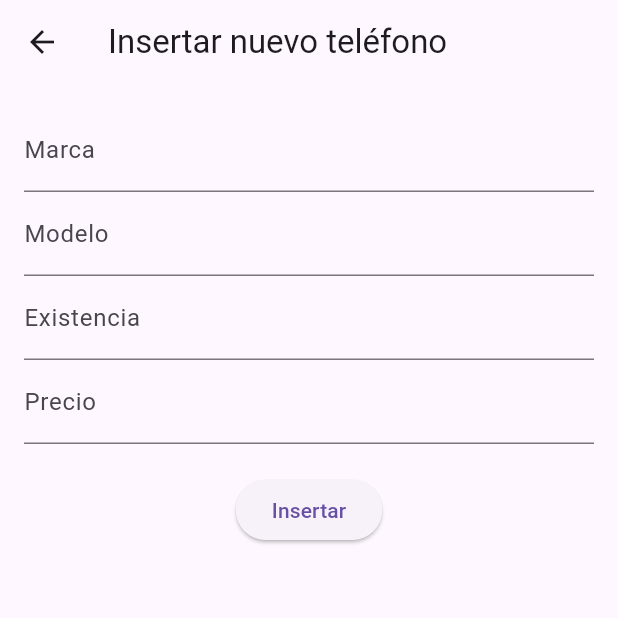
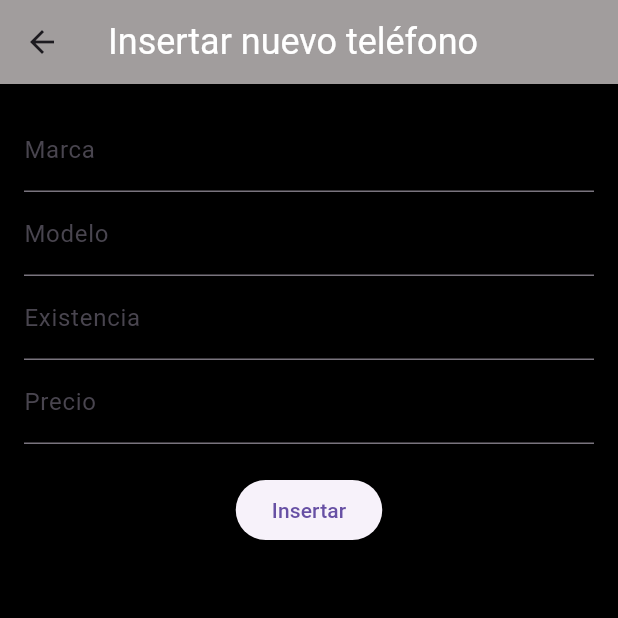
Before and after one commit to gnievap/mongo_5b25, a Flutter app: the screen it shows after launch, after a tap on the "add" icon, on a phone screen of 412 x 824 dp, the top half of it. Run offline on Flutter 3.47's test engine with Material 3 defaults, Android fonts, the phone set to English and light mode, and no system bars; missing offline and left inert: mongo_dart.

Commit message:
Starting the theme of the app

```diff
--- a/lib/main.dart
+++ b/lib/main.dart
@@ -1,6 +1,7 @@
 import 'package:flutter/material.dart';
 import 'package:mongo5b25/screens/phones_screen.dart';
 import 'package:mongo5b25/services/mongo_service.dart';
+import 'package:mongo5b25/widgets/theme.dart';
 
 void main() async {
   WidgetsFlutterBinding.ensureInitialized();
@@ -14,9 +15,10 @@ class MainApp extends StatelessWidget {
 
   @override
   Widget build(BuildContext context) {
-    return const MaterialApp(
+    return  MaterialApp(
       debugShowCheckedModeBanner: false,
-      home: PhoneScreen(),
+      theme: tema1(),
+      home: const PhoneScreen(),
     );
   }
 }
--- a/lib/screens/phones_screen.dart
+++ b/lib/screens/phones_screen.dart
@@ -150,13 +150,17 @@ class _PhoneScreenState extends State<PhoneScreen> {
   ListTile oneTile(PhoneModel phone) {
     return ListTile(
       leading: const Icon(Icons.phone_android),
-      title: Text(phone.marca),
+      title: Text(
+        phone.marca,
+        style: Theme.of(context).textTheme.headlineSmall,),
       subtitle: Column(
         mainAxisSize: MainAxisSize.min,
         crossAxisAlignment: CrossAxisAlignment.start,
         children: [
-          Text(phone.modelo),
-          Text('${phone.existencia}'),
+          Text(phone.modelo,
+          style: Theme.of(context).textTheme.bodyMedium,),
+          Text('${phone.existencia}',
+          style: Theme.of(context).textTheme.bodySmall,),
           Text('\$${phone.precio}'),
         ],
       ),
--- /dev/null
+++ b/lib/widgets/theme.dart
@@ -0,0 +1,42 @@
+import 'package:flutter/material.dart';
+
+ThemeData tema1() {
+  return ThemeData(
+    // color base
+    scaffoldBackgroundColor: Colors.black,
+    primaryColor: Color.fromARGB(255, 207, 207, 210),
+
+    // Barra de la App
+    appBarTheme: const AppBarTheme(
+      backgroundColor: Color.fromARGB(255, 161, 157, 157),
+      titleTextStyle: TextStyle(
+        color: Colors.white,
+        fontSize: 24,
+      ),
+    ),
+
+    textTheme: const TextTheme(
+      // Títulos pequeños
+      headlineSmall: TextStyle(
+        color: Color.fromARGB(255, 118, 163, 230),
+        fontWeight: FontWeight.bold,
+        fontSize: 30,
+      ),
+      // Texto informativo 1
+      bodyMedium: TextStyle(
+        color: Color.fromARGB(255, 164, 174, 219),
+        fontWeight: FontWeight.bold,
+        fontSize: 15,
+      ),
+      // Texto informativo 2
+      bodySmall: TextStyle(
+        color: Color.fromARGB(255, 164, 174, 219),
+        fontWeight: FontWeight.bold,
+        fontSize: 13,
+      ),
+    ),
+
+
+  );
+
+}
```
